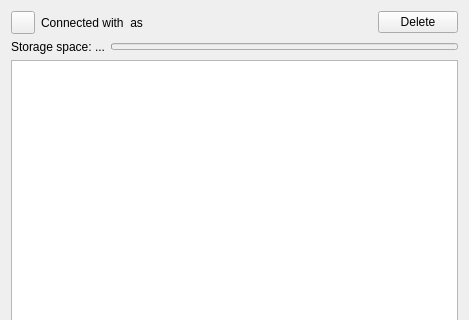
The window that src/gui/accountsettings.ui (GrossLukas/client) describes before a commit, drawn with Qt 5; both pictures show x 0 to 469 and y 0 to 320 of the 469 by 652 pixel window.
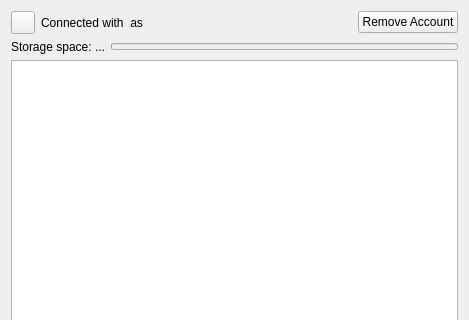
The same window after the commit. Custom widgets are drawn as their Qt base class.

Commit message:
Adjust strings in settings dialogs
Implements  #3745 & #3793

What changed in the file:
```diff
--- a/src/gui/accountsettings.ui
+++ b/src/gui/accountsettings.ui
@@ -73,7 +73,7 @@
          <string>Remove the account configuration from the client</string>
         </property>
         <property name="text">
-         <string>Delete</string>
+         <string>Remove Account</string>
         </property>
        </widget>
       </item>
```
The commit also changes 1 other file.
